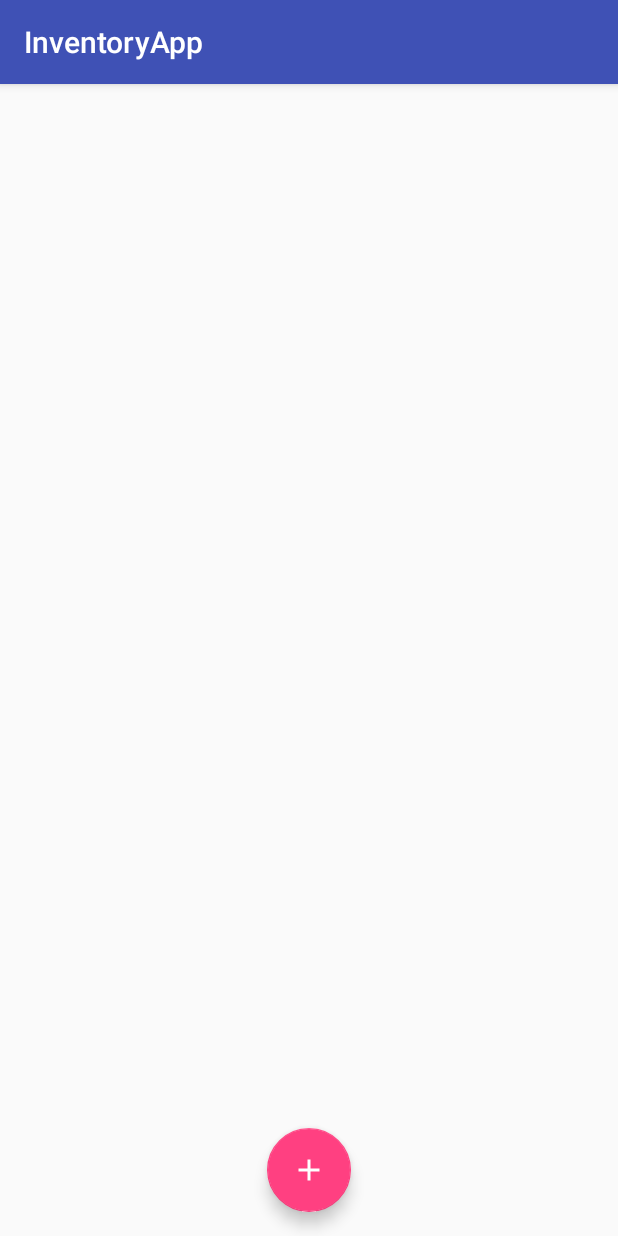
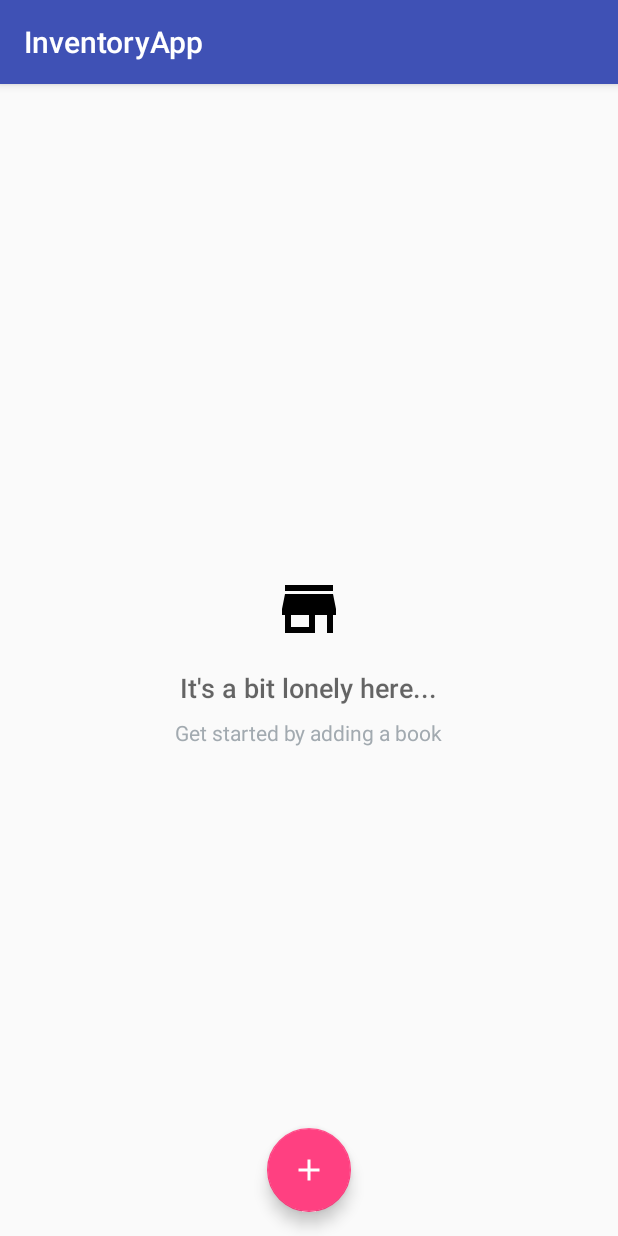
Before and after one commit to natasak/InventoryApp, an Android app: the screen it shows after launch (MainActivity), on a phone screen of 412 x 824 dp. Run offline under Robolectric (Android 15) with nearby library versions, the phone set to English and light mode, and no system bars.

Commit message:
Added empty view to the ListView

```diff
--- a/app/src/main/java/com/example/natasa/inventoryapp/MainActivity.java
+++ b/app/src/main/java/com/example/natasa/inventoryapp/MainActivity.java
@@ -7,7 +7,6 @@ import android.support.design.widget.FloatingActionButton;
 import android.support.v7.app.AppCompatActivity;
 import android.view.View;
 import android.widget.ListView;
-import android.widget.TextView;
 
 import com.example.natasa.inventoryapp.data.BookContract.BookEntry;
 
@@ -30,6 +29,13 @@ public class MainActivity extends AppCompatActivity {
                 startActivity(intent);
             }
         });
+
+        // Find the ListView which will be populated with the book data
+        ListView bookListView = (ListView) findViewById(R.id.list);
+
+        // Find and set empty view on ListView, when the list has 0 items
+        View emptyView = findViewById(R.id.empty_view);
+        bookListView.setEmptyView(emptyView);
     }
 
     @Override
--- a/app/src/main/res/layout/activity_main.xml
+++ b/app/src/main/res/layout/activity_main.xml
@@ -13,6 +13,44 @@
         android:layout_width="match_parent"
         android:layout_height="match_parent" />
 
+    <!-- Empty view for the list -->
+    <RelativeLayout
+        android:id="@+id/empty_view"
+        android:layout_width="wrap_content"
+        android:layout_height="wrap_content"
+        android:layout_centerInParent="true">
+
+        <ImageView
+            android:id="@+id/empty_inventory_image"
+            android:layout_width="wrap_content"
+            android:layout_height="wrap_content"
+            android:layout_centerHorizontal="true"
+            android:src="@drawable/store_black_48"/>
+
+        <TextView
+            android:id="@+id/empty_title_text"
+            android:layout_width="wrap_content"
+            android:layout_height="wrap_content"
+            android:layout_below="@+id/empty_inventory_image"
+            android:layout_centerHorizontal="true"
+            android:fontFamily="sans-serif-medium"
+            android:paddingTop="16dp"
+            android:text="@string/empty_view_title_text"
+            android:textAppearance="?android:textAppearanceMedium"/>
+
+        <TextView
+            android:id="@+id/empty_subtitle_text"
+            android:layout_width="wrap_content"
+            android:layout_height="wrap_content"
+            android:layout_below="@+id/empty_title_text"
+            android:layout_centerHorizontal="true"
+            android:fontFamily="sans-serif"
+            android:paddingTop="8dp"
+            android:text="@string/empty_view_subtitle_text"
+            android:textAppearance="?android:textAppearanceSmall"
+            android:textColor="#A2AAB0"/>
+    </RelativeLayout>
+
     <android.support.design.widget.FloatingActionButton
         android:id="@+id/fab"
         android:layout_width="wrap_content"
--- a/app/src/main/res/values/strings.xml
+++ b/app/src/main/res/values/strings.xml
@@ -54,5 +54,10 @@
     <!-- Text for Button -->
     <string name="button_text_sale">sale</string>
 
+    <!-- Title text for the empty view -->
+    <string name="empty_view_title_text">It\'s a bit lonely here...</string>
+
+    <!-- Subtitle text for the empty view that prompts the user to add a book -->
+    <string name="empty_view_subtitle_text">Get started by adding a book</string>
 
 </resources>
```
Also changed, not shown: app/src/main/res/drawable-hdpi/store_black_48.png (added), app/src/main/res/drawable-mdpi/store_black_48.png (added), app/src/main/res/drawable-xhdpi/store_black_48.png (added), app/src/main/res/drawable-xxhdpi/store_black_48.png (added), app/src/main/res/drawable-xxxhdpi/store_black_48.png (added).
